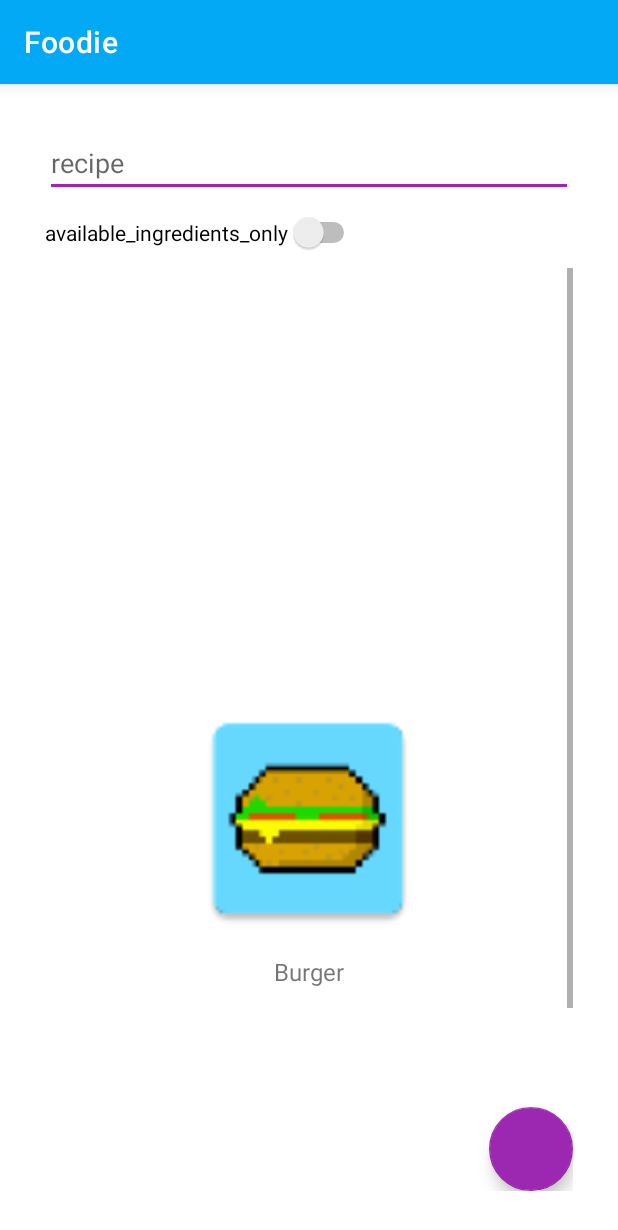
After one commit to HolaSombreros/ANDProject, an Android app: the fragment PersonalRecipesFragment shown on its own in the app's theme, on a phone screen of 412 x 824 dp. The commit adds this screen. Shown: the top 1230 px of the screen. Run offline under Robolectric (Android 15) with nearby library versions, the phone set to English and light mode, and no system bars; 1 statement that could not run was skipped.

Commit message:
Personal recipes

```diff
--- /dev/null
+++ b/Foodie/app/src/main/java/com/group2/foodie/list/OnClickListener.java
@@ -0,0 +1,7 @@
+package com.group2.foodie.list;
+
+import com.group2.foodie.model.Recipe;
+
+public interface OnClickListener {
+    void onClick(Recipe recipe);
+}
--- /dev/null
+++ b/Foodie/app/src/main/java/com/group2/foodie/list/RecipeAdapter.java
@@ -0,0 +1,63 @@
+package com.group2.foodie.list;
+
+import android.view.LayoutInflater;
+import android.view.View;
+import android.view.ViewGroup;
+import android.widget.ImageView;
+import android.widget.TextView;
+
+import androidx.annotation.NonNull;
+import androidx.recyclerview.widget.RecyclerView;
+
+import com.group2.foodie.R;
+import com.group2.foodie.model.Recipe;
+
+import java.util.ArrayList;
+
+public class RecipeAdapter extends RecyclerView.Adapter<RecipeAdapter.ViewHolder>{
+
+    private ArrayList<Recipe> recipes;
+    private OnClickListener listener;
+
+    public RecipeAdapter(ArrayList<Recipe> recipes) {
+        this.recipes = recipes;
+    }
+
+    @NonNull
+    @Override
+    public RecipeAdapter.ViewHolder onCreateViewHolder(@NonNull ViewGroup parent, int viewType) {
+        LayoutInflater inflater = LayoutInflater.from(parent.getContext());
+        View view = inflater.inflate(R.layout.personal_recipe_item, parent, false);
+        return new ViewHolder(view);
+    }
+
+    @Override
+    public void onBindViewHolder(@NonNull RecipeAdapter.ViewHolder viewHolder, int position) {
+        viewHolder.image.setImageResource(recipes.get(position).getImageId());
+        viewHolder.recipeName.setText(recipes.get(position).getName());
+    }
+
+    @Override
+    public int getItemCount() {
+        return recipes.size();
+    }
+
+    public void setOnClickListener(OnClickListener listener) {
+        this.listener = listener;
+    }
+
+    class ViewHolder extends RecyclerView.ViewHolder {
+        private final ImageView image;
+        private final TextView recipeName;
+
+        ViewHolder(View itemView) {
+            super(itemView);
+            image = itemView.findViewById(R.id.personal_recipe_item_picture);
+            recipeName = itemView.findViewById(R.id.personal_recipe_item_name);
+
+            itemView.setOnClickListener(v-> {
+                listener.onClick(recipes.get(getBindingAdapterPosition()));
+            });
+        }
+    }
+}
--- /dev/null
+++ b/Foodie/app/src/main/java/com/group2/foodie/view/fragment/PersonalRecipesFragment.java
@@ -0,0 +1,71 @@
+package com.group2.foodie.view.fragment;
+
+import android.os.Bundle;
+import android.view.LayoutInflater;
+import android.view.View;
+import android.view.ViewGroup;
+import android.widget.Toast;
+
+import androidx.annotation.NonNull;
+import androidx.annotation.Nullable;
+import androidx.fragment.app.Fragment;
+import androidx.navigation.NavController;
+import androidx.navigation.Navigation;
+import androidx.recyclerview.widget.LinearLayoutManager;
+import androidx.recyclerview.widget.RecyclerView;
+
+import com.group2.foodie.R;
+import com.group2.foodie.list.RecipeAdapter;
+import com.group2.foodie.model.Recipe;
+import com.group2.foodie.viewmodel.PersonalRecipesViewModel;
+
+import java.util.ArrayList;
+import java.util.List;
+
+public class PersonalRecipesFragment extends Fragment {
+
+    private RecyclerView recipesRecycler;
+    private RecipeAdapter recipeAdapter;
+    private PersonalRecipesViewModel viewModel;
+    private NavController navController;
+
+    @Override
+    public View onCreateView(LayoutInflater inflater, ViewGroup container, Bundle savedInstanceState) {
+        return inflater.inflate(R.layout.fragment_personal_recipes, container, false);
+    }
+
+    @Override
+    public void onViewCreated(@NonNull View view, @Nullable Bundle savedInstanceState) {
+        super.onViewCreated(view, savedInstanceState);
+
+        recipesRecycler = view.findViewById(R.id.personalRecipes_recycleView);
+        recipesRecycler.hasFixedSize();
+        recipesRecycler.setLayoutManager(new LinearLayoutManager(getActivity()));
+
+        ArrayList<Recipe> recipeList = new ArrayList<>();
+        recipeList.add(new Recipe("Burger", R.id.personal_recipe_item_picture, new ArrayList<>(), "1. Kill the pig",true, "Food"));
+        recipeList.add(new Recipe("Burger", R.id.personal_recipe_item_picture, new ArrayList<>(), "1. Kill the pig",true, "Food"));
+        recipeList.add(new Recipe("Burger", R.id.personal_recipe_item_picture, new ArrayList<>(), "1. Kill the pig",true, "Food"));
+        recipeList.add(new Recipe("Burger", R.id.personal_recipe_item_picture, new ArrayList<>(), "1. Kill the pig",true, "Food"));
+        recipeList.add(new Recipe("Burger", R.id.personal_recipe_item_picture, new ArrayList<>(), "1. Kill the pig",true, "Food"));
+        recipeList.add(new Recipe("Burger", R.id.personal_recipe_item_picture, new ArrayList<>(), "1. Kill the pig",true, "Food"));
+        recipeList.add(new Recipe("Burger", R.id.personal_recipe_item_picture, new ArrayList<>(), "1. Kill the pig",true, "Food"));
+        recipeList.add(new Recipe("Burger", R.id.personal_recipe_item_picture, new ArrayList<>(), "1. Kill the pig",true, "Food"));
+        recipeList.add(new Recipe("Burger", R.id.personal_recipe_item_picture, new ArrayList<>(), "1. Kill the pig",true, "Food"));
+        recipeList.add(new Recipe("Burger", R.id.personal_recipe_item_picture, new ArrayList<>(), "1. Kill the pig",true, "Food"));
+        recipeList.add(new Recipe("Burger", R.id.personal_recipe_item_picture, new ArrayList<>(), "1. Kill the pig",true, "Food"));
+        recipeList.add(new Recipe("Burger", R.id.personal_recipe_item_picture, new ArrayList<>(), "1. Kill the pig",true, "Food"));
+
+        recipeAdapter = new RecipeAdapter(recipeList);
+        //recipeAdapter = new RecipeAdapter(viewModel.getPersonalRecipes());
+        recipesRecycler.setAdapter(recipeAdapter);
+
+        // TODO
+        //navController = Navigation.findNavController(getActivity(), R.id.main_activity_fragment);
+
+        recipeAdapter.setOnClickListener(v -> {
+           //  TODO
+            // navController.navigate(R.id.);
+        });
+    }
+}
--- /dev/null
+++ b/Foodie/app/src/main/java/com/group2/foodie/viewmodel/PersonalRecipesViewModel.java
@@ -0,0 +1,21 @@
+package com.group2.foodie.viewmodel;
+
+import androidx.lifecycle.LiveData;
+import androidx.lifecycle.ViewModel;
+
+import com.group2.foodie.model.Recipe;
+
+import java.util.List;
+
+public class PersonalRecipesViewModel extends ViewModel {
+
+/*    private RecipeRepository repository;
+
+    public MainActivityViewModel(){
+        repository = Repository.getInstance();
+    }
+
+    public LiveData<List<Recipe>> getPersonalRecipes() {
+        return repository.getPersonalRecipes();
+    }*/
+}
--- /dev/null
+++ b/Foodie/app/src/main/res/layout/fragment_personal_recipes.xml
@@ -0,0 +1,56 @@
+<?xml version="1.0" encoding="utf-8"?>
+<androidx.coordinatorlayout.widget.CoordinatorLayout
+    xmlns:android="http://schemas.android.com/apk/res/android"
+    xmlns:app="http://schemas.android.com/apk/res-auto"
+    xmlns:tools="http://schemas.android.com/tools"
+    android:layout_width="match_parent"
+    android:layout_height="match_parent"
+    android:padding="30dp"
+    tools:context=".view.fragment.PersonalRecipesFragment">
+
+    <androidx.constraintlayout.widget.ConstraintLayout
+        android:layout_width="match_parent"
+        android:layout_height="match_parent">
+
+        <EditText
+            android:id="@+id/personalRecipes_searchText"
+            android:layout_width="0dp"
+            android:layout_height="wrap_content"
+            android:ems="10"
+            android:inputType="textPersonName"
+            android:hint="recipe"
+            app:layout_constraintEnd_toEndOf="parent"
+            app:layout_constraintStart_toStartOf="parent"
+            app:layout_constraintTop_toTopOf="parent" />
+
+        <Switch
+            android:id="@+id/personalRecipes_availableSwitch"
+            android:layout_width="wrap_content"
+            android:layout_height="wrap_content"
+            android:layout_marginTop="10dp"
+            android:text="available_ingredients_only"
+            app:layout_constraintStart_toStartOf="@+id/personalRecipes_searchText"
+            app:layout_constraintTop_toBottomOf="@+id/personalRecipes_searchText"
+            tools:ignore="UseSwitchCompatOrMaterialXml" />
+
+        <ScrollView
+            android:layout_width="match_parent"
+            android:layout_height="0dp"
+            android:layout_marginTop="10dp"
+            app:layout_constraintBottom_toBottomOf="parent"
+            app:layout_constraintTop_toBottomOf="@+id/personalRecipes_availableSwitch">
+
+            <androidx.recyclerview.widget.RecyclerView
+                android:id="@+id/personalRecipes_recycleView"
+                android:layout_width="match_parent"
+                android:layout_height="wrap_content" />
+
+        </ScrollView>
+    </androidx.constraintlayout.widget.ConstraintLayout>
+
+    <com.google.android.material.floatingactionbutton.FloatingActionButton
+        android:id="@+id/personalRecipes_fab"
+        android:layout_width="wrap_content"
+        android:layout_height="wrap_content"
+        android:layout_gravity="bottom|end"/>
+</androidx.coordinatorlayout.widget.CoordinatorLayout>
--- /dev/null
+++ b/Foodie/app/src/main/res/layout/personal_recipe_item.xml
@@ -0,0 +1,22 @@
+<?xml version="1.0" encoding="utf-8"?>
+<LinearLayout
+    xmlns:android="http://schemas.android.com/apk/res/android"
+    android:layout_width="match_parent"
+    android:layout_height="match_parent"
+    android:orientation="vertical"
+    android:gravity="center">
+
+    <ImageView
+        android:id="@+id/personal_recipe_item_picture"
+        android:layout_width="160dp"
+        android:layout_height="160dp"
+        android:src="@mipmap/ic_app_launcher" />
+
+    <TextView
+        android:id="@+id/personal_recipe_item_name"
+        android:layout_width="wrap_content"
+        android:layout_height="wrap_content"
+        android:layout_marginTop="10dp"
+        android:textSize="16sp"
+        android:text="recipe_name" />
+</LinearLayout>
--- a/Foodie/app/src/main/res/navigation/navigation_layout.xml
+++ b/Foodie/app/src/main/res/navigation/navigation_layout.xml
@@ -3,11 +3,16 @@
     xmlns:app="http://schemas.android.com/apk/res-auto"
     xmlns:tools="http://schemas.android.com/tools"
     android:id="@+id/navigation_layout"
-    app:startDestination="@id/addRecipeFragment">
+    app:startDestination="@id/fragment_personal_recipes">
 
     <fragment
         android:id="@+id/addRecipeFragment"
         android:name="com.group2.foodie.view.fragment.AddRecipeFragment"
         android:label="fragment_add_recipe"
         tools:layout="@layout/fragment_add_recipe"/>
+    <fragment
+        android:id="@+id/fragment_personal_recipes"
+        android:name="com.group2.foodie.view.fragment.PersonalRecipesFragment"
+        android:label="fragment_personal_recipes"
+        tools:layout="@layout/fragment_personal_recipes" />
 </navigation>
--- a/Foodie/app/src/main/res/values/strings.xml
+++ b/Foodie/app/src/main/res/values/strings.xml
@@ -1,3 +1,5 @@
 <resources>
     <string name="app_name">Foodie</string>
+    <!-- TODO: Remove or change this placeholder text -->
+    <string name="hello_blank_fragment">Hello blank fragment</string>
 </resources>
--- a/Foodie/build.gradle
+++ b/Foodie/build.gradle
@@ -1,7 +1,7 @@
 // Top-level build file where you can add configuration options common to all sub-projects/modules.
 plugins {
-    id 'com.android.application' version '7.1.1' apply false
-    id 'com.android.library' version '7.1.1' apply false
+    id 'com.android.application' version '7.1.2' apply false
+    id 'com.android.library' version '7.1.2' apply false
 }
 
 task clean(type: Delete) {
```
